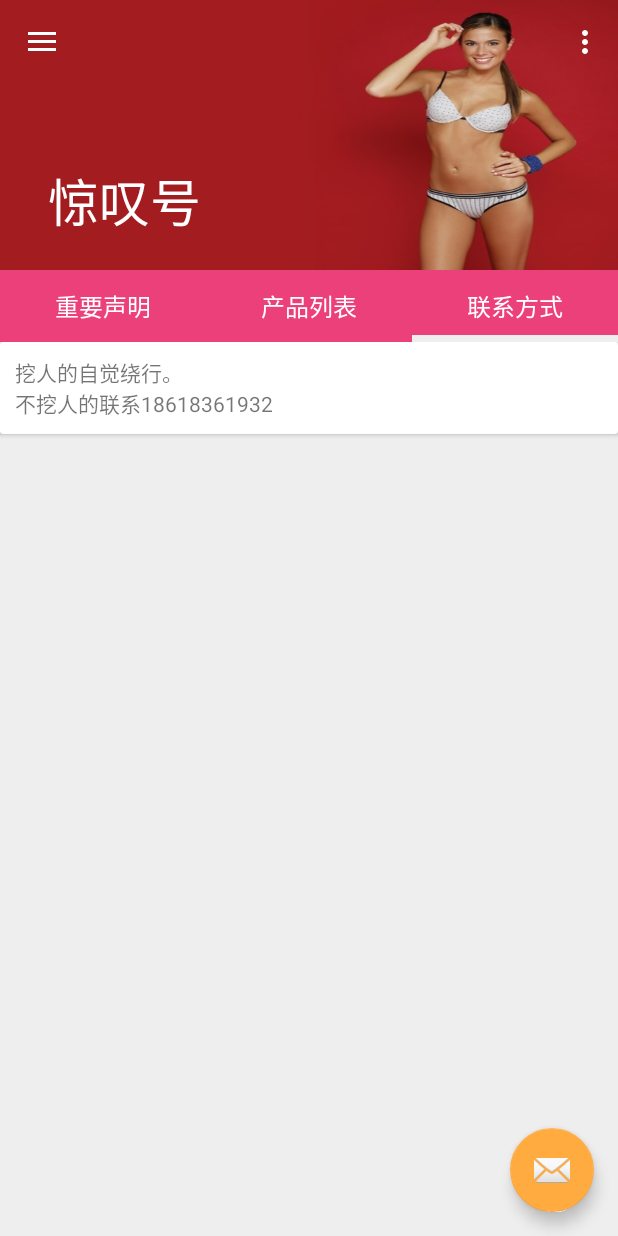
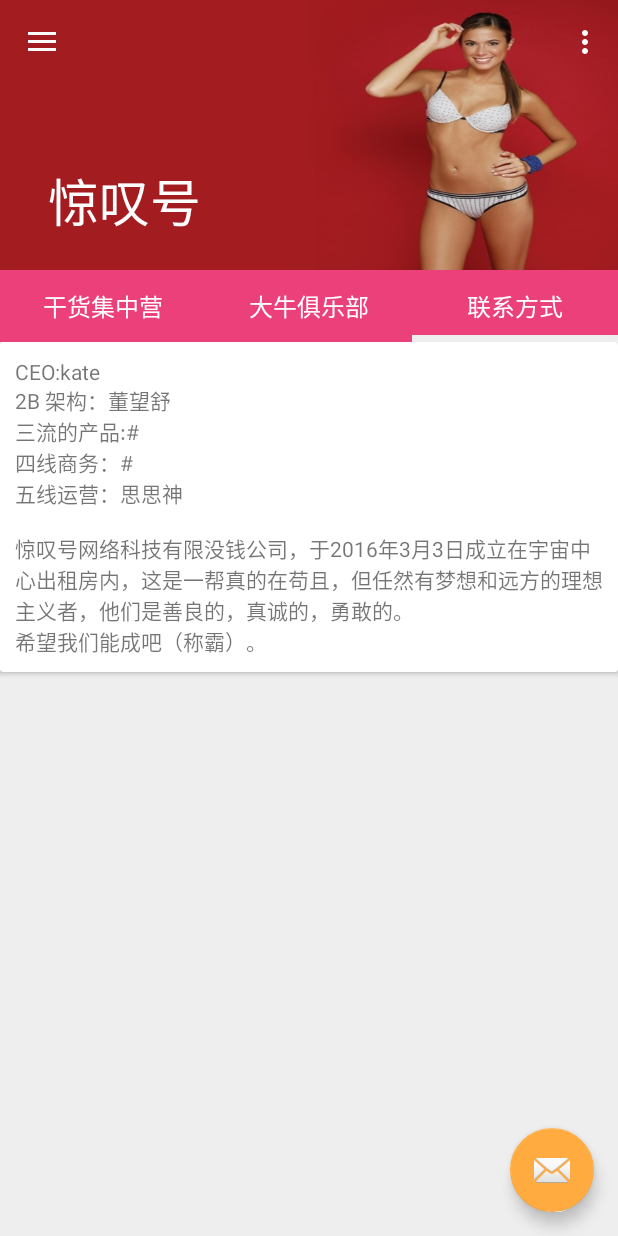
Before and after one commit to FlyingDuck/BoredApp, an Android app: the screen it shows after launch (MainActivity), after a tap on "联系方式", on a phone screen of 412 x 824 dp. Run offline under Robolectric (Android 15) with nearby library versions, the phone set to English and light mode, and no system bars; 2 other taps on this screen came first.

Commit message:
Change: add gank tab

```diff
--- a/app/src/main/java/com/cookbeans/boredapp/ui/fragment/SimpleContentFragment.java
+++ b/app/src/main/java/com/cookbeans/boredapp/ui/fragment/GankContentFragment.java
@@ -33,16 +33,49 @@ import java.util.List;
 /**
  * Simple Fragment used to display some meaningful content for each page in the sample's
  * {@link android.support.v4.view.ViewPager}.
+ *
+ * 干货集中营数据Fragement
+ * http://gank.io/
  */
-public class SimpleContentFragment extends Fragment {
+public class GankContentFragment extends Fragment {
 
-    private static final String KEY_TITLE = "title";
-    private static final String KEY_INDICATOR_COLOR = "indicator_color";
-    private static final String KEY_DIVIDER_COLOR = "divider_color";
+    public static final String KEY_POSITION = "position";
 
 
 
     private List<String> testData1 = new ArrayList<String>(){{
+        add(    "CEO:kate\n" +
+                "2B 架构：董望舒\n" +
+                "三流的产品:#\n" +
+                "四线商务：#\n" +
+                "五线运营：思思神\n" +
+                "\n" +
+                "惊叹号网络科技有限没钱公司，于2016年3月3日成立在宇宙中心出租房内，这是一帮真的在苟且，但任然有梦想和远方的理想主义者，他们是善良的，真诚的，勇敢的。\n" +
+                "希望我们能成吧（称霸）。");
+        add(    "CEO:kate\n" +
+                "2B 架构：董望舒\n" +
+                "三流的产品:#\n" +
+                "四线商务：#\n" +
+                "五线运营：思思神\n" +
+                "\n" +
+                "惊叹号网络科技有限没钱公司，于2016年3月3日成立在宇宙中心出租房内，这是一帮真的在苟且，但任然有梦想和远方的理想主义者，他们是善良的，真诚的，勇敢的。\n" +
+                "希望我们能成吧（称霸）。");
+        add(    "CEO:kate\n" +
+                "2B 架构：董望舒\n" +
+                "三流的产品:#\n" +
+                "四线商务：#\n" +
+                "五线运营：思思神\n" +
+                "\n" +
+                "惊叹号网络科技有限没钱公司，于2016年3月3日成立在宇宙中心出租房内，这是一帮真的在苟且，但任然有梦想和远方的理想主义者，他们是善良的，真诚的，勇敢的。\n" +
+                "希望我们能成吧（称霸）。");
+        add(    "CEO:kate\n" +
+                "2B 架构：董望舒\n" +
+                "三流的产品:#\n" +
+                "四线商务：#\n" +
+                "五线运营：思思神\n" +
+                "\n" +
+                "惊叹号网络科技有限没钱公司，于2016年3月3日成立在宇宙中心出租房内，这是一帮真的在苟且，但任然有梦想和远方的理想主义者，他们是善良的，真诚的，勇敢的。\n" +
+                "希望我们能成吧（称霸）。");
         add(    "CEO:kate\n" +
                 "2B 架构：董望舒\n" +
                 "三流的产品:#\n" +
@@ -66,20 +99,14 @@ public class SimpleContentFragment extends Fragment {
 
 
         /**
-         * @return a new instance of {@link SimpleContentFragment}, adding the parameters into a bundle and
+         * @return a new instance of {@link GankContentFragment}, adding the parameters into a bundle and
          * setting them as arguments.
          */
-    public static SimpleContentFragment newInstance(int position,
-                                                    CharSequence title,
-                                                    int indicatorColor,
-                                                    int dividerColor) {
+    public static GankContentFragment newInstance(int position) {
         Bundle bundle = new Bundle();
-        bundle.putCharSequence(KEY_TITLE, title);
-        bundle.putInt("position", position);
-        bundle.putInt(KEY_INDICATOR_COLOR, indicatorColor);
-        bundle.putInt(KEY_DIVIDER_COLOR, dividerColor);
+        bundle.putInt(KEY_POSITION, position);
 
-        SimpleContentFragment fragment = new SimpleContentFragment();
+        GankContentFragment fragment = new GankContentFragment();
         fragment.setArguments(bundle);
 
         return fragment;
@@ -89,7 +116,7 @@ public class SimpleContentFragment extends Fragment {
     public View onCreateView(LayoutInflater inflater,
                              ViewGroup container,
                              Bundle savedInstanceState) {
-        return inflater.inflate(R.layout.view_pager_sample_item, container, false);
+        return inflater.inflate(R.layout.view_pager_gank_item, container, false);
     }
 
     @Override
@@ -112,20 +139,10 @@ public class SimpleContentFragment extends Fragment {
 //            dividerColorView.setText("Divider: #" + Integer.toHexString(dividerColor));
 //            dividerColorView.setTextColor(dividerColor);
 
-            // Test
-            int position = args.getInt("position");
+            int position = args.getInt(KEY_POSITION);
             RecyclerView recyclerView = (RecyclerView) view.findViewById(R.id.recycleview);
-            List<String> testData = new ArrayList<>();
-            if (1 == position) {
-                testData = testData1;
-            } else if (2 == position) {
-                testData = testData2;
-            } else if (3 == position) {
-                testData = testData3;
-            } else {
 
-            }
-            recyclerView.setAdapter(new RecyclerViewAdapter(testData));
+            recyclerView.setAdapter(new RecyclerViewAdapter(testData1));
             RecyclerView.LayoutManager layoutManager = new LinearLayoutManager(view.getContext());
             recyclerView.setLayoutManager(layoutManager);
         }
--- a/app/src/main/java/com/cookbeans/boredapp/ui/fragment/SampleSlidingTabsFragment.java
+++ b/app/src/main/java/com/cookbeans/boredapp/ui/fragment/SampleSlidingTabsFragment.java
@@ -30,6 +30,7 @@ import android.view.ViewGroup;
 
 import com.cookbeans.boredapp.ui.MainActivity;
 import com.cookbeans.boredapp.R;
+import com.cookbeans.boredapp.ui.model.SampleTabItem;
 import com.cookbeans.boredapp.ui.view.SlidingTabLayout;
 
 import java.util.ArrayList;
@@ -42,66 +43,6 @@ import java.util.List;
  */
 public class SampleSlidingTabsFragment extends Fragment {
     private static final String TAG = SampleSlidingTabsFragment.class.getSimpleName();
-
-    /**
-     * This class represents a tab to be displayed by {@link ViewPager} and it's associated
-     * {@link SlidingTabLayout}.
-     */
-    static class SampleTabItem {
-        private final int mPostion;
-        private final CharSequence mTitle;
-        private final int mIndicatorColor;
-        private final int mDividerColor;
-
-        private final int[] mBGColors;
-
-        SampleTabItem(int position,
-                      CharSequence title, int indicatorColor, int dividerColor,
-                      int tabBackGroundColor,
-                      int toolbarLayoutBGColor,
-                      int toolbarLayoutScrimColor) {
-            mPostion = position;
-            mTitle = title;
-            mIndicatorColor = indicatorColor;
-            mDividerColor = dividerColor;
-            mBGColors = new int[]{ tabBackGroundColor, toolbarLayoutBGColor, toolbarLayoutScrimColor};
-        }
-
-        /**
-         * @return A new {@link Fragment} to be displayed by a {@link ViewPager}
-         */
-        Fragment createFragment() {
-            // TODO: 16/4/27 不应该放在这里
-            return SimpleContentFragment.newInstance(mPostion, mTitle, mIndicatorColor, mDividerColor);
-        }
-
-        /**
-         * @return the title which represents this tab. In this sample this is used directly by
-         * {@link android.support.v4.view.PagerAdapter#getPageTitle(int)}
-         */
-        CharSequence getTitle() {
-            return mTitle;
-        }
-
-        /**
-         * @return the color to be used for indicator on the {@link SlidingTabLayout}
-         */
-        int getIndicatorColor() {
-            return mIndicatorColor;
-        }
-
-        /**
-         * @return the color to be used for right divider on the {@link SlidingTabLayout}
-         */
-        int getDividerColor() {
-            return mDividerColor;
-        }
-
-        int[] getBGColors() {
-            return mBGColors;
-        }
-
-    }
 
     public interface Callback {
         void changeToolbarLayoutBGColor(int color);
@@ -130,6 +71,7 @@ public class SampleSlidingTabsFragment extends Fragment {
     @Override
     public void onAttach(Context context) {
         super.onAttach(context);
+        Log.d(TAG, "onAttach");
         if (context instanceof MainActivity) {
             Log.d(TAG, "Simple Sliding Tabs Fragment is started by MainActivity");
             MainActivity activity = (MainActivity) context;
@@ -147,8 +89,8 @@ public class SampleSlidingTabsFragment extends Fragment {
          * color, which are used by {@link SlidingTabLayout}.
          */
         mTabs.add(new SampleTabItem(
-                1,
-                "重要声明", // Title
+                SampleTabItem.POS_GANK,
+                "干货集中营", // Title
                 getResources().getColor(R.color.colorIndicator), // Indicator color
 //                Color.WHITE,
                 Color.GRAY, // Divider color
@@ -158,8 +100,8 @@ public class SampleSlidingTabsFragment extends Fragment {
         ));
 
         mTabs.add(new SampleTabItem(
-                2,
-                "产品列表", // Title
+                SampleTabItem.POS_DANIU,
+                "大牛俱乐部", // Title
                 getResources().getColor(R.color.colorIndicator), // Indicator color
 //                Color.WHITE,
                 Color.GRAY, // Divider color
@@ -169,7 +111,7 @@ public class SampleSlidingTabsFragment extends Fragment {
         ));
 
         mTabs.add(new SampleTabItem(
-                3,
+                SampleTabItem.POS_UNDIFINED_TOO,
                 "联系方式", // Title
                 getResources().getColor(R.color.colorIndicator), // Indicator color
 //                Color.WHITE,
@@ -252,7 +194,7 @@ public class SampleSlidingTabsFragment extends Fragment {
 
     /**
      * The {@link FragmentPagerAdapter} used to display pages in this sample. The individual pages
-     * are instances of {@link SimpleContentFragment} which just display three lines of text. Each page is
+     * are instances of {@link GankContentFragment} which just display three lines of text. Each page is
      * created by the relevant {@link SampleTabItem} for the requested position.
      * <p>
      * The important section of this class is the {@link #getPageTitle(int)} method which controls
--- /dev/null
+++ b/app/src/main/java/com/cookbeans/boredapp/ui/model/SampleTabItem.java
@@ -0,0 +1,91 @@
+package com.cookbeans.boredapp.ui.model;
+
+import android.support.v4.app.Fragment;
+import android.support.v4.view.ViewPager;
+
+import com.cookbeans.boredapp.ui.fragment.GankContentFragment;
+import com.cookbeans.boredapp.ui.view.SlidingTabLayout;
+
+/**
+ * Created by dongsj on 16/4/28.
+ * This class represents a tab to be displayed by {@link ViewPager} and it's associated
+ * {@link SlidingTabLayout}.
+ *
+ * 标签内容
+ */
+public class SampleTabItem {
+    public static final int POS_GANK    =   1;  // gank
+    public static final int POS_DANIU =   2;  // 不知道
+    public static final int POS_UNDIFINED_TOO    =   3;  // 不知道
+
+    private int             mPostion;       // 标签位置
+    private CharSequence    mTitle;         // 标签标题
+    private int             mIndicatorColor;    // 标签底部导航条颜色
+    private int             mDividerColor;      // 标签分隔符颜色 note: 这里暂未使用该属性
+    private int[]           mBGColors;      // 背景色 标签背景色/工具条背景色/scrim背景色
+
+    public SampleTabItem(int position,
+                         CharSequence title, int indicatorColor, int dividerColor,
+                         int tabBackGroundColor,
+                         int toolbarLayoutBGColor,
+                         int toolbarLayoutScrimColor) {
+        mPostion = position;
+        mTitle = title;
+        mIndicatorColor = indicatorColor;
+        mDividerColor = dividerColor;
+        mBGColors = new int[]{tabBackGroundColor, toolbarLayoutBGColor, toolbarLayoutScrimColor};
+    }
+
+    /**
+     * @return A new {@link Fragment} to be displayed by a {@link ViewPager}
+     */
+    public Fragment createFragment() {
+        Fragment fragment = null;
+        switch (mPostion) {
+            case POS_GANK:
+                fragment = GankContentFragment.newInstance(POS_GANK);
+                break;
+            case POS_DANIU:
+                // TODO: 16/4/28  还没有想好放什么内容 先和 gank 保持一至
+                fragment = GankContentFragment.newInstance(POS_DANIU);
+                break;
+            case POS_UNDIFINED_TOO:
+                // TODO: 16/4/28  还没有想好放什么内容 先和 gank 保持一至
+                fragment = GankContentFragment.newInstance(POS_UNDIFINED_TOO);
+                break;
+            default:
+                throw new UnsupportedOperationException("暂未定义其他Fragment");
+        }
+        return fragment;
+    }
+
+    /**
+     * @return the title which represents this tab. In this sample this is used directly by
+     * {@link android.support.v4.view.PagerAdapter#getPageTitle(int)}
+     */
+    public CharSequence getTitle() {
+        return mTitle;
+    }
+
+    /**
+     * @return the color to be used for indicator on the {@link SlidingTabLayout}
+     */
+    public int getIndicatorColor() {
+        return mIndicatorColor;
+    }
+
+    /**
+     * @return the color to be used for right divider on the {@link SlidingTabLayout}
+     */
+    public int getDividerColor() {
+        return mDividerColor;
+    }
+
+    /**
+     * @return 标签/工具条等背景色
+     */
+    public int[] getBGColors() {
+        return mBGColors;
+    }
+
+}
--- a/app/src/main/res/layout/fragment_sliding_tabs.xml
+++ b/app/src/main/res/layout/fragment_sliding_tabs.xml
@@ -9,11 +9,6 @@
         android:layout_width="match_parent"
         android:layout_height="wrap_content"/>
 
-    <!--<TextView
-        android:layout_width="match_parent"
-        android:layout_height="3dp"
-        android:background="@drawable/shadow"/>-->
-
     <android.support.v4.view.ViewPager
         android:id="@+id/viewpager"
         android:layout_width="match_parent"
```
Also changed, not shown: app/src/main/res/layout/view_pager_gank_item.xml (renamed from app/src/main/res/layout/view_pager_sample_item.xml).
